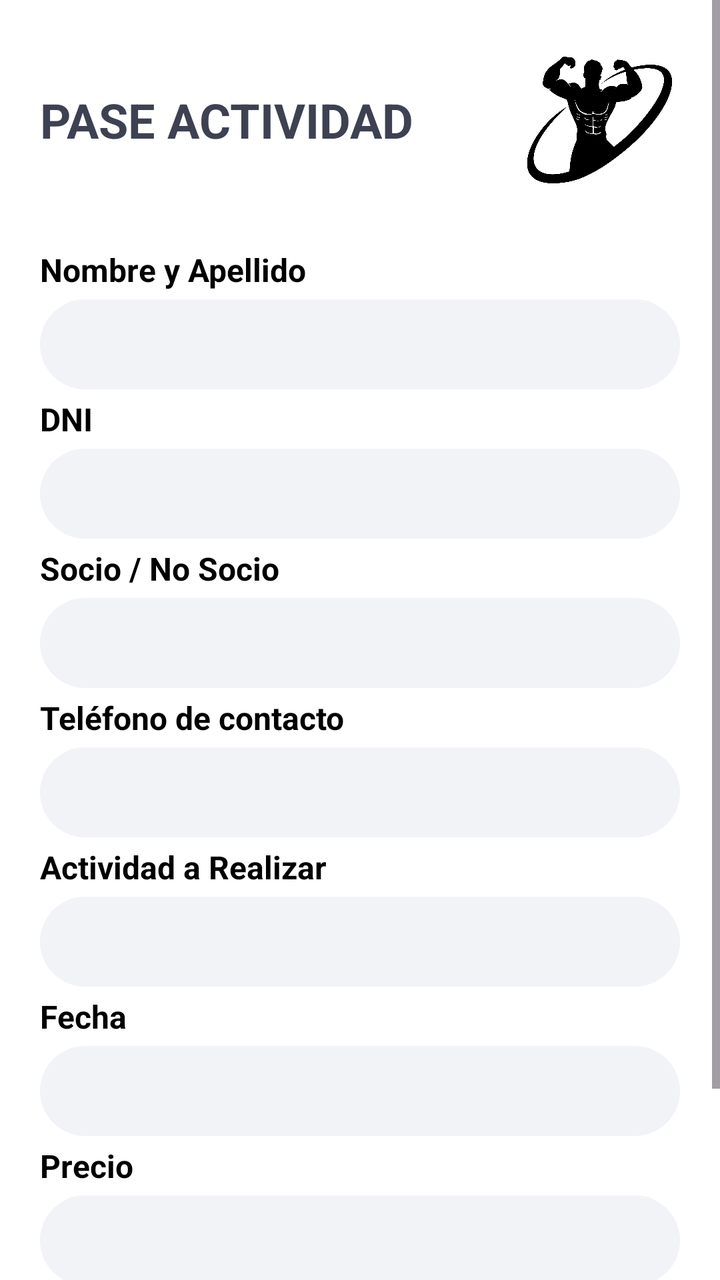
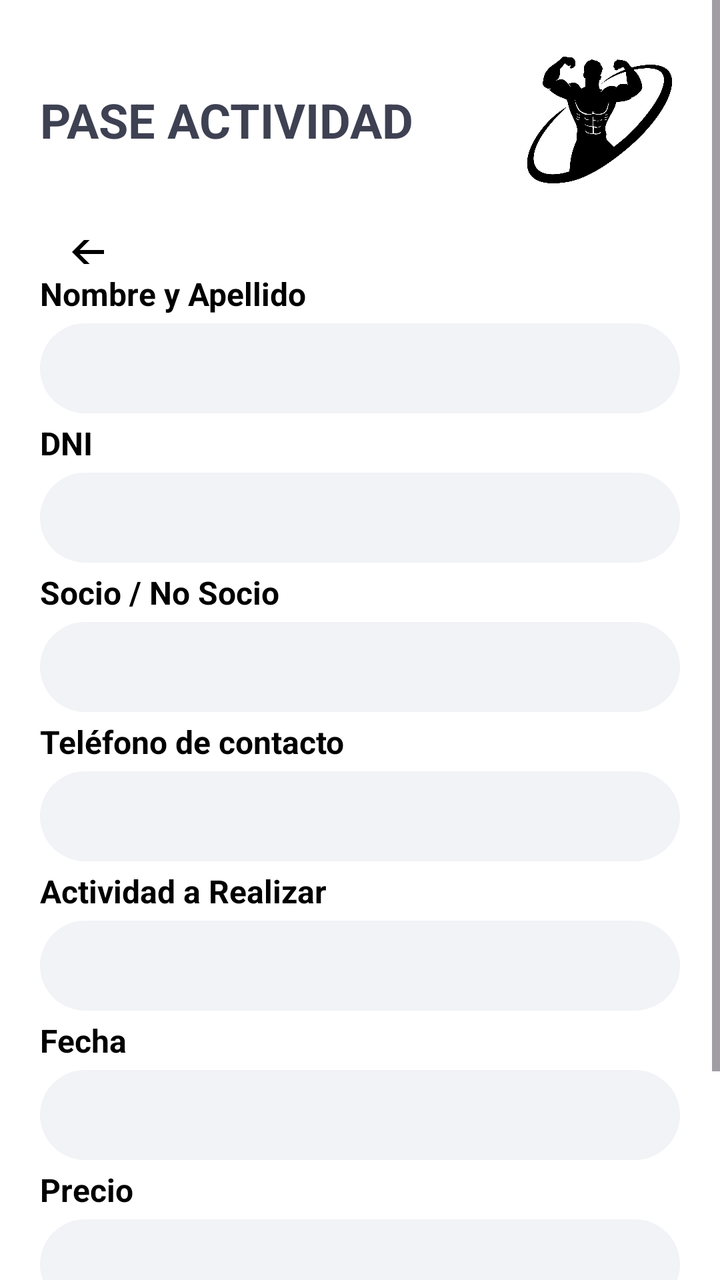

Compare the two renders of this Android layout. The source of the first and the diff that turns it into the second are given below.
<!-- AndroidManifest.xml: application theme Theme.ClubDeportivoDAM -->
<!-- res/layout/activity_pase_actividad.xml -->
<?xml version="1.0" encoding="utf-8"?>
<ScrollView xmlns:android="http://schemas.android.com/apk/res/android"
    android:layout_width="match_parent"
    android:layout_height="match_parent"
    android:background="#FFFFFF">

    <LinearLayout
        android:layout_width="match_parent"
        android:layout_height="wrap_content"
        android:orientation="vertical"
        android:padding="20dp">

        <RelativeLayout
            android:layout_width="match_parent"
            android:layout_height="wrap_content"
            android:layout_marginBottom="20dp">

            <TextView
                android:layout_width="wrap_content"
                android:layout_height="wrap_content"
                android:layout_centerVertical="true"
                android:text="PASE ACTIVIDAD"
                android:textColor="#3E4152"
                android:textSize="24sp"
                android:textStyle="bold" />

            <ImageView
                android:layout_width="80dp"
                android:layout_height="80dp"
                android:layout_alignParentEnd="true"
                android:src="@drawable/logo_gym" /> </RelativeLayout>

        <TextView style="@style/LabelStyle" android:text="Nombre y Apellido" />
        <EditText style="@style/InputStyle" android:inputType="textPersonName" />

        <TextView style="@style/LabelStyle" android:text="DNI" />
        <EditText style="@style/InputStyle" android:inputType="number" />

        <TextView style="@style/LabelStyle" android:text="Socio / No Socio" />
        <EditText style="@style/InputStyle" android:inputType="text" />

        <TextView style="@style/LabelStyle" android:text="Teléfono de contacto" />
        <EditText style="@style/InputStyle" android:inputType="phone" />

        <TextView style="@style/LabelStyle" android:text="Actividad a Realizar" />
        <EditText style="@style/InputStyle" android:inputType="text" />

        <TextView style="@style/LabelStyle" android:text="Fecha" />
        <EditText style="@style/InputStyle" android:inputType="date" />

        <TextView style="@style/LabelStyle" android:text="Precio" />
        <EditText style="@style/InputStyle" android:inputType="numberDecimal" />

        <androidx.appcompat.widget.AppCompatButton
            android:id="@+id/btnEmitir"
            android:layout_width="200dp"
            android:layout_height="60dp"
            android:layout_gravity="center_horizontal"
            android:layout_marginTop="30dp"
            android:background="@drawable/boton_emitir_pase"
            android:text="Emitir Pase"
            android:textAllCaps="false"
            android:textColor="#FFFFFF"
            android:textSize="18sp"
            android:textStyle="bold" />

    </LinearLayout>
</ScrollView>
<!-- resources referenced by this layout -->
<resources>
  <!-- drawable boton_emitir_pase (drawable) -->
  <?xml version="1.0" encoding="utf-8"?>
  <shape xmlns:android="http://schemas.android.com/apk/res/android">
      <solid android:color="#004D40" /> <corners android:radius="4dp" /> </shape>
  <!-- drawable logo_gym: png bitmap (drawable, 66288 bytes) -->
  <style name="InputStyle">
      <item name="android:layout_width">match_parent</item>
      <item name="android:layout_height">45dp</item>
      <item name="android:background">@drawable/input_field</item>
      <item name="android:paddingHorizontal">12dp</item>
      <item name="android:textColor">#3E4152</item>
      <item name="android:textSize">14sp</item>
  </style>
  <style name="LabelStyle">
      <item name="android:layout_width">match_parent</item>
      <item name="android:layout_height">wrap_content</item>
      <item name="android:textColor">#000000</item>
      <item name="android:textSize">16sp</item>
      <item name="android:textStyle">bold</item>
      <item name="android:layout_marginTop">4dp</item>
      <item name="android:layout_marginBottom">4dp</item>
  </style>
  <style name="Theme.ClubDeportivoDAM" parent="Base.Theme.ClubDeportivoDAM" />
  <!-- drawable input_field (drawable) -->
  <?xml version="1.0" encoding="utf-8"?>
  <shape xmlns:android="http://schemas.android.com/apk/res/android">
      <solid android:color="#F2F3F7" /> <corners android:radius="30dp" />
  </shape>
  <style name="Base.Theme.ClubDeportivoDAM" parent="Theme.Material3.DayNight.NoActionBar">
          
          
      </style>
</resources>

<!-- the commit's change to res/layout/activity_pase_actividad.xml (unified diff, before → after) -->
@@ -24,11 +24,22 @@
                 android:textSize="24sp"
                 android:textStyle="bold" />
 
+
             <ImageView
                 android:layout_width="80dp"
                 android:layout_height="80dp"
                 android:layout_alignParentEnd="true"
-                android:src="@drawable/logo_gym" /> </RelativeLayout>
+                android:src="@drawable/logo_gym" />
+
+        </RelativeLayout>
+
+        <ImageButton
+            android:id="@+id/btnBackToPanel"
+            android:layout_width="48dp"
+            android:layout_height="12dp"
+            android:src="@drawable/ic_arrow_back"
+            android:background="?attr/selectableItemBackgroundBorderless" />
+
 
         <TextView style="@style/LabelStyle" android:text="Nombre y Apellido" />
         <EditText style="@style/InputStyle" android:inputType="textPersonName" />
<!-- resource entries referenced after the edit -->
@@ -4,6 +4,12 @@
   <?xml version="1.0" encoding="utf-8"?>
   <shape xmlns:android="http://schemas.android.com/apk/res/android">
       <solid android:color="#004D40" /> <corners android:radius="4dp" /> </shape>
+  <!-- drawable ic_arrow_back (drawable) -->
+  <vector xmlns:android="http://schemas.android.com/apk/res/android" android:autoMirrored="true" android:height="24dp" android:tint="#000000" android:viewportHeight="960" android:viewportWidth="960" android:width="24dp">
+        
+      <path android:fillColor="@android:color/white" android:pathData="M313,520L537,744L480,800L160,480L480,160L537,216L313,440L800,440L800,520L313,520Z"/>
+      
+  </vector>
   <!-- drawable logo_gym: png bitmap (drawable, 66288 bytes) -->
   <style name="InputStyle">
       <item name="android:layout_width">match_parent</item>
